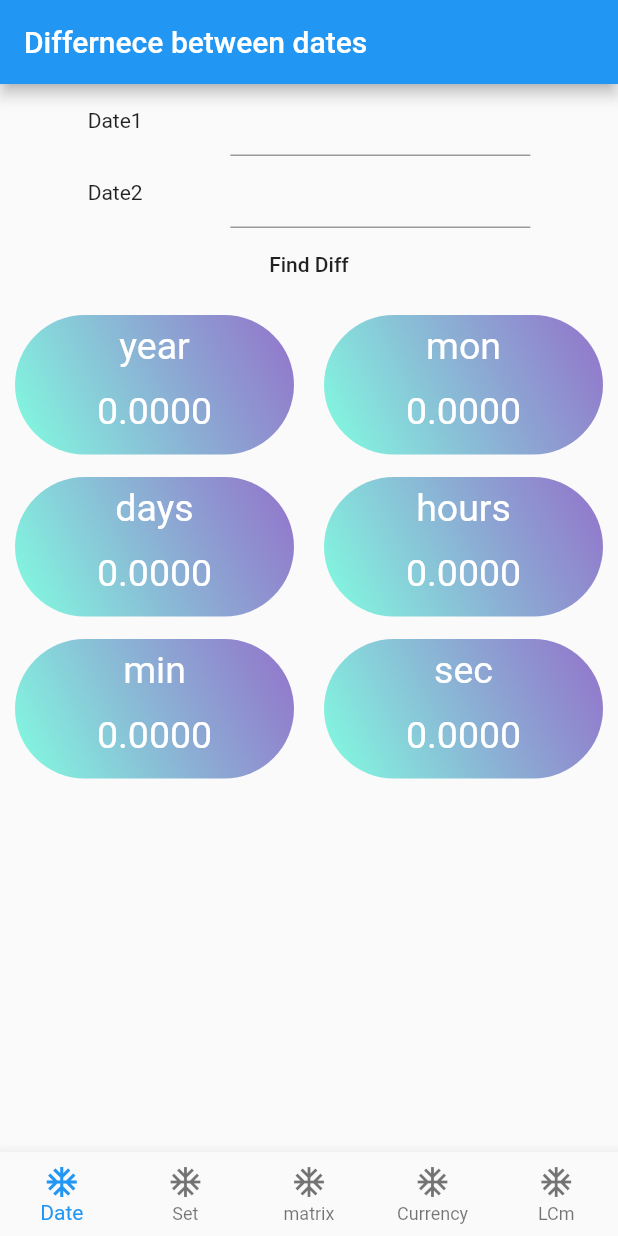
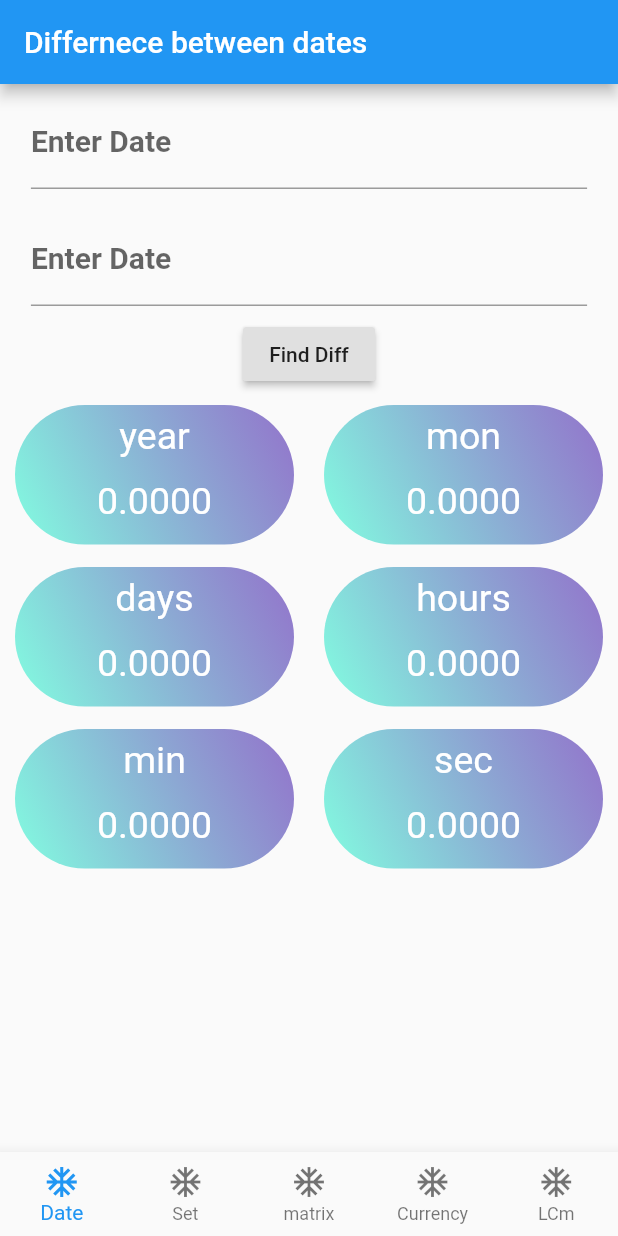
Before and after one commit to AstroEngineeer/Math_Helper_App, a Flutter app: the screen it shows after launch, on a phone screen of 412 x 824 dp. Run offline on Flutter 3.47's test engine with Material 2 defaults, Android fonts, the phone set to English and light mode, and no system bars.

Commit message:
styled date

```diff
--- a/lib/screens/date_screen.dart
+++ b/lib/screens/date_screen.dart
@@ -53,7 +53,7 @@ class _DateScreenState extends State<DateScreen> {
           dateController: dateController2,
           label: "Date2",
         ),
-        FlatButton(onPressed: findDiff, child: Text("Find Diff")),
+        RaisedButton(onPressed: findDiff, child: Text("Find Diff")),
         CustomGridView(diff),
       ],
     );
--- a/lib/widgets/LabeledDatePicker.dart
+++ b/lib/widgets/LabeledDatePicker.dart
@@ -14,10 +14,17 @@ class LabeledDatePicker extends StatelessWidget {
     return Row(
       mainAxisAlignment: MainAxisAlignment.spaceEvenly,
       children: [
-        Text(label),
-        SizedBox(
-          width: 200,
+        Padding(
+          padding: const EdgeInsets.all(8.0),
+          child: SizedBox(
+            width: MediaQuery.of(context).size.width * .9,
             child: TextField(
+              textAlignVertical: TextAlignVertical.center,
+              textAlign: TextAlign.center,
+              decoration: InputDecoration(
+                  labelText: "Enter Date",
+                  labelStyle:
+                      TextStyle(fontSize: 20, fontWeight: FontWeight.bold)),
               controller: dateController,
               readOnly: true,
               onTap: () async {
@@ -30,6 +37,7 @@ class LabeledDatePicker extends StatelessWidget {
                 dateController.text = date.toString().substring(0, 10);
               },
             ),
+          ),
         )
       ],
     );
```
Lines whose indentation alone changed are shown as unchanged.
